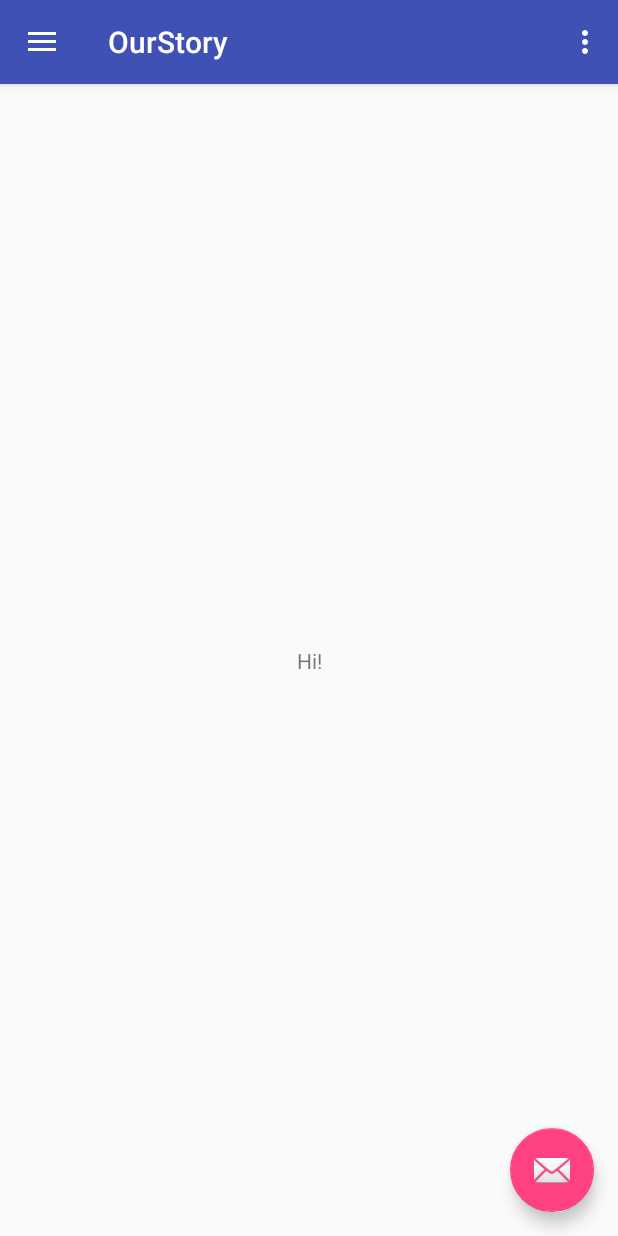
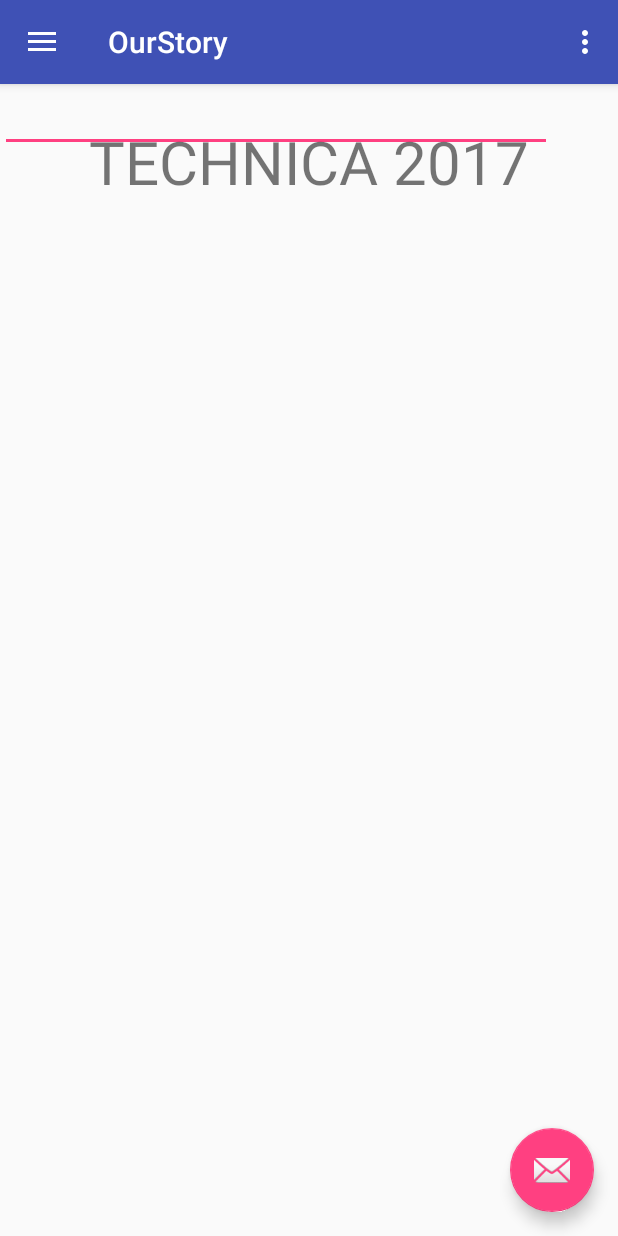
Before and after one commit to cbugtong/OurStory434, an Android app: the MainActivity screen opened directly, with no data from a screen before it, on a phone screen of 412 x 824 dp. Run offline under Robolectric (Android 15) with nearby library versions, the phone set to English and light mode, and no system bars.

Commit message:
Minor text edits

```diff
--- a/OurStory/app/src/main/java/com/example/neelimapradhan/ourstory/LoginActivity.java
+++ b/OurStory/app/src/main/java/com/example/neelimapradhan/ourstory/LoginActivity.java
@@ -37,11 +37,13 @@ import static android.Manifest.permission.READ_CONTACTS;
 
 /**
  * A login screen that offers login via email/password.
+ * Still need to alter functionality of the activity to handle only the dummy data
  */
 public class LoginActivity extends AppCompatActivity implements LoaderCallbacks<Cursor> {
 
     int REQUEST_READ_CONTACTS = 0;
 
+    /* DUMMY DATA used for testing */
     User owner = new User("cbugtong","ilovehci",0,new ArrayList<Event>(),new ArrayList<Event>());
     User user1 = new User("bbrenan","ilovehci",1,new ArrayList<Event>(),new ArrayList<Event>());
     User user2 = new User("npradhan","ilovehci",2,new ArrayList<Event>(),new ArrayList<Event>());
--- a/OurStory/app/src/main/res/layout/activity_main.xml
+++ b/OurStory/app/src/main/res/layout/activity_main.xml
@@ -22,4 +22,5 @@
         app:headerLayout="@layout/nav_header_main"
         app:menu="@menu/activity_main_drawer" />
 
+
 </android.support.v4.widget.DrawerLayout>
--- a/OurStory/app/src/main/res/layout/content_main.xml
+++ b/OurStory/app/src/main/res/layout/content_main.xml
@@ -8,13 +8,20 @@
     tools:context="com.example.neelimapradhan.ourstory.MainActivity"
     tools:showIn="@layout/app_bar_main">
 
+    <EditText
+        android:layout_width="368dp"
+        android:layout_height="wrap_content"
+        tools:layout_editor_absoluteY="75dp"
+        tools:layout_editor_absoluteX="16dp" />
     <TextView
         android:layout_width="wrap_content"
         android:layout_height="wrap_content"
-        android:text="Hi!"
+        android:text="TECHNICA 2017"
+        android:textSize="40dp"
         app:layout_constraintBottom_toBottomOf="parent"
         app:layout_constraintLeft_toLeftOf="parent"
         app:layout_constraintRight_toRightOf="parent"
-        app:layout_constraintTop_toTopOf="parent" />
+        app:layout_constraintTop_toTopOf="parent"
+        app:layout_constraintVertical_bias="0.035" />
 
 </android.support.constraint.ConstraintLayout>
```
